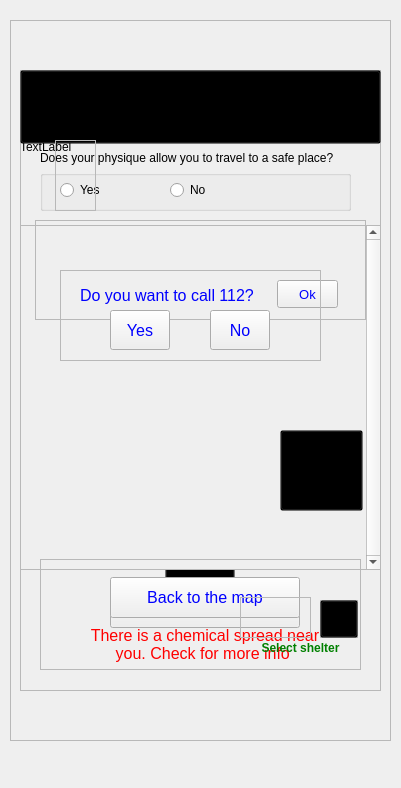
The window that WhereIsSafe/wis_dockwidget_base.ui (melikasajadian/2017_Group4_Where2BSafe) describes before a commit, drawn with Qt 5.
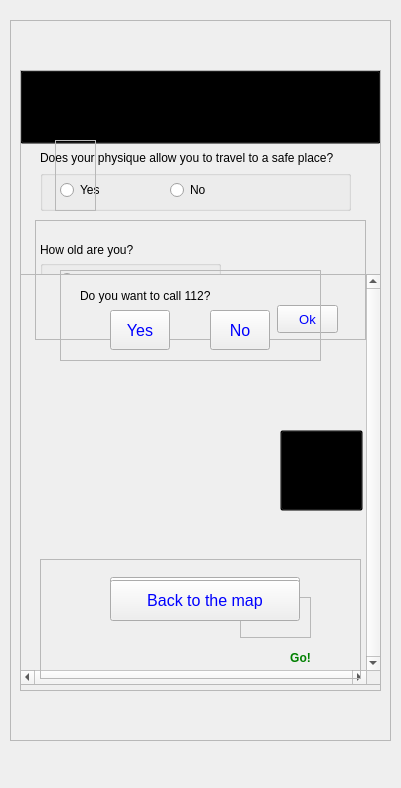
The same window after the commit. Icons and pictures are not drawn. Custom widgets are drawn as their Qt base class.

The edit to the form file:
```diff
--- a/WhereIsSafe/wis_dockwidget_base.ui
+++ b/WhereIsSafe/wis_dockwidget_base.ui
@@ -47,6 +47,11 @@
 background-position: top left;
 }
 
+QFrame#helpFrame{
+background-image: url(:/graphics/helpPage.png);
+background-position: top left;
+}
+
 
 QFrame#ShelterInfo{
 background-image: url(:/graphics/infoback.png);
@@ -85,6 +90,12 @@
 color: blue;
 }
 
+
+QPushButton#backHelp_btn{
+font-size: 12pt;
+color: blue;
+}
+
 QPushButton#backp_btn{
 font-size: 12pt;
 color: blue;
@@ -155,10 +166,14 @@
 font-size: 8pt;
 }
 
-QLabel#callingLable{
+QLabel#infoLable{
 background-color:transparent;
-color: blue;
-font-size: 12pt;
+color: green;
+font-size: 8pt;
+}
+
+QLabel#legend{
+background-image: url(:/graphics/toxic_legend.png);
 }
 
 QLabel#reachedNotif{
@@ -464,7 +479,7 @@
         <x>20</x>
         <y>340</y>
         <width>181</width>
-        <height>101</height>
+        <height>131</height>
        </rect>
       </property>
       <property name="title">
@@ -697,21 +712,27 @@
        </rect>
       </property>
       <property name="text">
-       <string>TextLabel</string>
+       <string/>
       </property>
      </widget>
      <widget class="QScrollArea" name="scrollArea">
       <property name="geometry">
        <rect>
         <x>0</x>
-        <y>155</y>
+        <y>204</y>
         <width>361</width>
-        <height>345</height>
+        <height>411</height>
        </rect>
       </property>
+      <property name="autoFillBackground">
+       <bool>true</bool>
+      </property>
       <property name="verticalScrollBarPolicy">
        <enum>Qt::ScrollBarAlwaysOn</enum>
       </property>
+      <property name="horizontalScrollBarPolicy">
+       <enum>Qt::ScrollBarAlwaysOn</enum>
+      </property>
       <property name="widgetResizable">
        <bool>true</bool>
       </property>
@@ -721,11 +742,37 @@
          <x>0</x>
          <y>0</y>
          <width>338</width>
-         <height>343</height>
+         <height>388</height>
         </rect>
        </property>
       </widget>
      </widget>
+     <widget class="QLabel" name="legend">
+      <property name="geometry">
+       <rect>
+        <x>0</x>
+        <y>154</y>
+        <width>361</width>
+        <height>50</height>
+       </rect>
+      </property>
+      <property name="text">
+       <string/>
+      </property>
+     </widget>
+     <widget class="QPushButton" name="backm_btn">
+      <property name="geometry">
+       <rect>
+        <x>90</x>
+        <y>507</y>
+        <width>190</width>
+        <height>41</height>
+       </rect>
+      </property>
+      <property name="text">
+       <string>Back to the map</string>
+      </property>
+     </widget>
     </widget>
     <widget class="QLabel" name="dangerNotif">
      <property name="geometry">
@@ -807,7 +854,7 @@
        <x>25</x>
        <y>200</y>
        <width>331</width>
-       <height>100</height>
+       <height>120</height>
       </rect>
      </property>
      <property name="frameShape">
@@ -822,7 +869,7 @@
         <x>10</x>
         <y>0</y>
         <width>321</width>
-        <height>81</height>
+        <height>95</height>
        </rect>
       </property>
       <property name="text">
@@ -833,7 +880,7 @@
       <property name="geometry">
        <rect>
         <x>242</x>
-        <y>60</y>
+        <y>85</y>
         <width>61</width>
         <height>28</height>
        </rect>
@@ -956,19 +1003,35 @@
       </property>
      </widget>
     </widget>
-    <zorder>FirstPage</zorder>
-    <zorder>Call112</zorder>
-    <zorder>Profile</zorder>
-    <zorder>map_canvas</zorder>
-    <zorder>Monitor</zorder>
-    <zorder>dangerNotif</zorder>
-    <zorder>safeNotif</zorder>
-    <zorder>AppPage</zorder>
-    <zorder>AppPage</zorder>
-    <zorder>lastNotif</zorder>
-    <zorder>arrowFrame</zorder>
-    <zorder>arrowFrame2</zorder>
-    <zorder>callingFrame</zorder>
+    <widget class="QFrame" name="helpFrame">
+     <property name="geometry">
+      <rect>
+       <x>10</x>
+       <y>50</y>
+       <width>361</width>
+       <height>621</height>
+      </rect>
+     </property>
+     <property name="frameShape">
+      <enum>QFrame::StyledPanel</enum>
+     </property>
+     <property name="frameShadow">
+      <enum>QFrame::Raised</enum>
+     </property>
+     <widget class="QPushButton" name="backHelp_btn">
+      <property name="geometry">
+       <rect>
+        <x>90</x>
+        <y>510</y>
+        <width>190</width>
+        <height>41</height>
+       </rect>
+      </property>
+      <property name="text">
+       <string>Back to the map</string>
+      </property>
+     </widget>
+    </widget>
    </widget>
    <widget class="QFrame" name="ShelterInfo">
     <property name="geometry">
@@ -976,7 +1039,7 @@
       <x>40</x>
       <y>559</y>
       <width>321</width>
-      <height>111</height>
+      <height>120</height>
      </rect>
     </property>
     <property name="frameShape">
@@ -1015,7 +1078,7 @@
      <property name="geometry">
       <rect>
        <x>210</x>
-       <y>75</y>
+       <y>85</y>
        <width>101</width>
        <height>28</height>
       </rect>
@@ -1027,7 +1090,7 @@
       </font>
      </property>
      <property name="text">
-      <string>Select shelter</string>
+      <string>Go!</string>
      </property>
     </widget>
    </widget>
```
Left out of the diff: 35 changed lines with no effect on the pictures.
